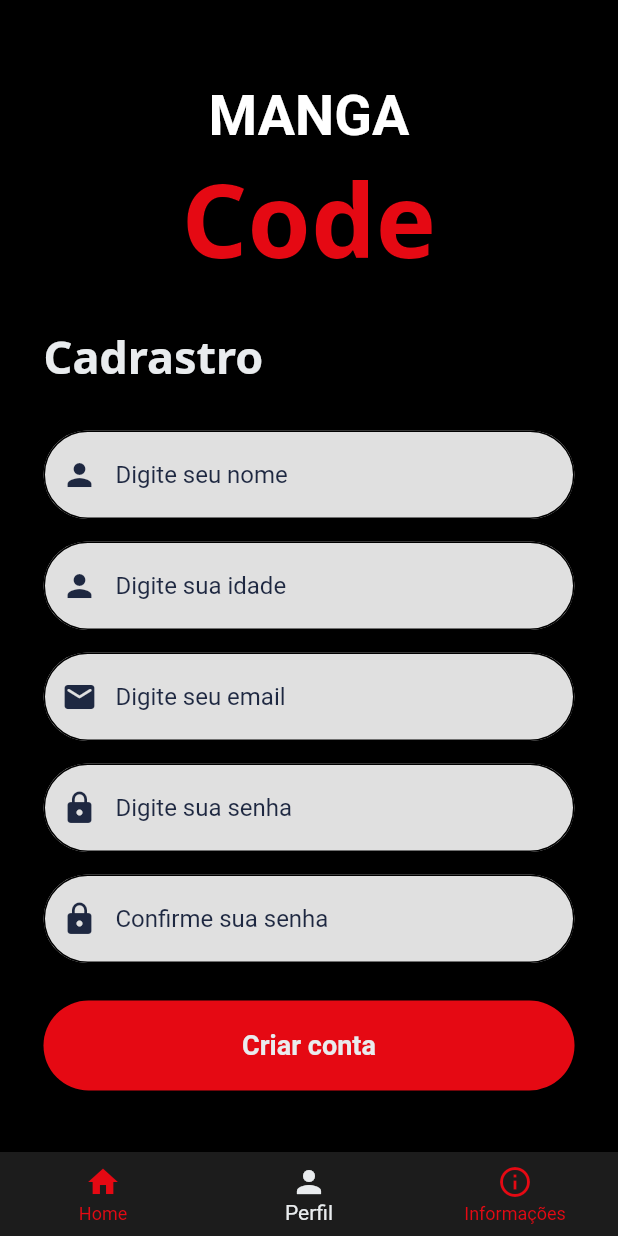
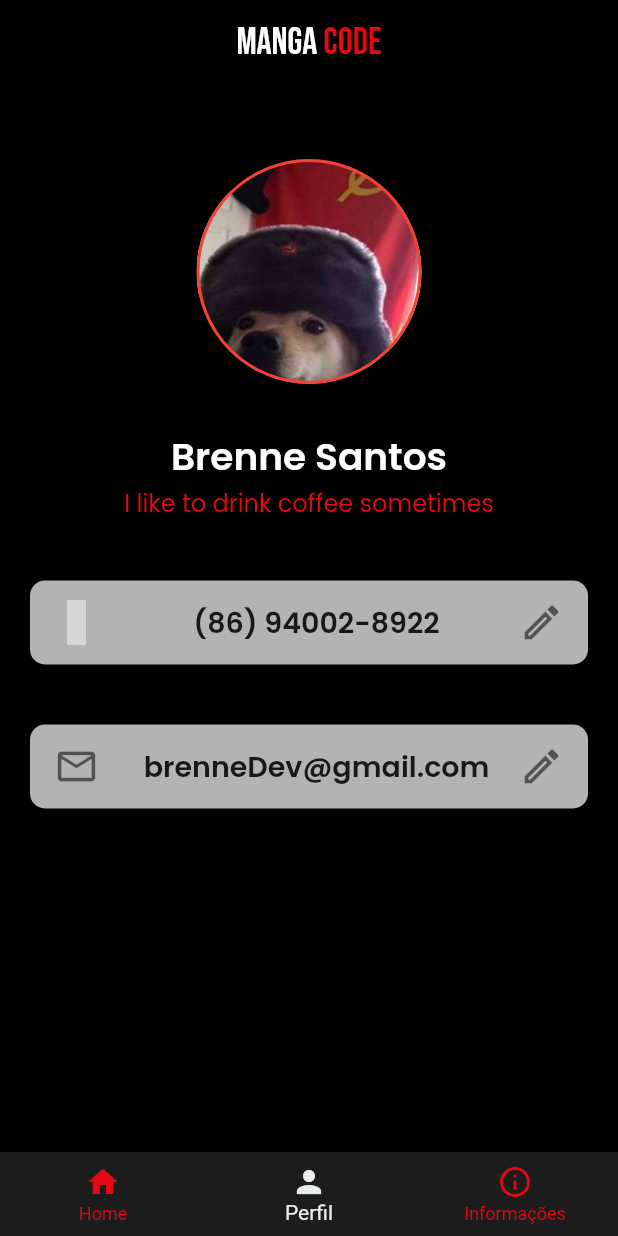
Before and after one commit to Manoel-Moura/Code-Manga, a Flutter app: the screen it shows after launch, swiped to page 2, on a phone screen of 412 x 824 dp. Run offline on Flutter 3.47's test engine with Material 2 defaults, Android fonts, the phone set to English and light mode, and no system bars; our stand-ins replace dio, google_fonts; network calls fail; statements that could not run were skipped; grey boxes are pictures that could not be loaded.

Commit message:
pagina de perfil completa

```diff
--- a/lib/screens/homePage.dart
+++ b/lib/screens/homePage.dart
@@ -1,7 +1,4 @@
 // ignore_for_file: file_names
-
-import 'dart:ui';
-
 import 'package:code_manga/API/repositoryList.dart';
 import 'package:code_manga/API/listaMangaApiModel.dart' as lmam;
 import 'package:code_manga/API/repositoryUnity.dart';
@@ -13,7 +10,6 @@ import 'package:code_manga/widgets/cabecalho.dart';
 import 'package:code_manga/widgets/destaque.dart';
 import 'dart:math';
 import 'package:code_manga/widgets/manga.dart';
-import 'package:flutter/cupertino.dart';
 import 'package:flutter/material.dart';
 
 import 'package:provider/provider.dart';
--- a/lib/screens/navHomePage.dart
+++ b/lib/screens/navHomePage.dart
@@ -4,6 +4,7 @@ import 'package:code_manga/consts/colors/colors.dart';
 import 'package:code_manga/screens/cadastroPage.dart';
 import 'package:code_manga/screens/homePage.dart';
 import 'package:code_manga/screens/loginPage.dart';
+import 'package:code_manga/screens/perfil.dart';
 import 'package:flutter/material.dart';
 
 class NavHome extends StatefulWidget {
@@ -32,7 +33,7 @@ class _NavHomeState extends State<NavHome> {
         controller: pageViewController,
         children: const [
           HomePage(),
-          Cadastro(),
+          PerfilPage(),
           LoginPage(),
         ],
       ),
--- /dev/null
+++ b/lib/screens/perfil.dart
@@ -0,0 +1,129 @@
+import 'package:code_manga/consts/colors/colors.dart';
+import 'package:code_manga/widgets/cabecalho.dart';
+import 'package:flutter/gestures.dart';
+import 'package:flutter/material.dart';
+import 'package:google_fonts/google_fonts.dart';
+
+class PerfilPage extends StatelessWidget {
+  const PerfilPage({Key? key}) : super(key: key);
+
+  @override
+  Widget build(BuildContext context) {
+    return Scaffold(
+      backgroundColor: kBackgroundColor,
+      appBar: AppBar(
+        backgroundColor: kBackgroundColor,
+        title: Cabecalho(),
+      ),
+      body: Column(
+        // mainAxisAlignment: MainAxisAlignment.center,
+        children: [
+          Container(
+              margin: const EdgeInsets.only(
+                bottom: 30,
+                top: 50,
+              ),
+              child: Container(
+                width: 150,
+                height: 150,
+                decoration: BoxDecoration(
+                  shape: BoxShape.circle,
+                  image: const DecorationImage(
+                    image: AssetImage('assets/images/doguinho.jpg'),
+                  ),
+                  border: Border.all(
+                    color: Colors.red,
+                    width: 2,
+                  ),
+                ),
+              )),
+          Text(
+            'Brenne Santos',
+            style: GoogleFonts.poppins(
+              textStyle: const TextStyle(
+                fontWeight: FontWeight.w600,
+                color: Colors.white,
+                fontSize: 25,
+              ),
+            ),
+          ),
+          Text(
+            'I like to drink coffee sometimes',
+            style: GoogleFonts.poppins(
+              textStyle: const TextStyle(
+                fontWeight: FontWeight.w400,
+                color: kprimaryColor,
+                fontSize: 16,
+              ),
+            ),
+          ),
+          Card(
+            margin: const EdgeInsets.only(
+              top: 40,
+              right: 20,
+              left: 20,
+              bottom: 20,
+            ),
+            shape: RoundedRectangleBorder(
+              borderRadius: BorderRadius.circular(10),
+            ),
+            elevation: 20,
+            color: Colors.white70,
+            child: ListTile(
+              leading: const Icon(
+                Icons.whatsapp_outlined,
+                color: Colors.black54,
+                size: 30,
+              ),
+              title: Text(
+                "(86) 94002-8922",
+                textAlign: TextAlign.center,
+                style: GoogleFonts.poppins(
+                  textStyle: const TextStyle(
+                      color: Colors.black87,
+                      fontSize: 19,
+                      fontWeight: FontWeight.w600),
+                ),
+              ),
+              trailing: const Icon(
+                Icons.mode_edit_outlined,
+                color: Colors.black54,
+                size: 30,
+              ),
+            ),
+          ),
+          Card(
+            margin: EdgeInsets.all(20),
+            shape: RoundedRectangleBorder(
+              borderRadius: BorderRadius.circular(10),
+            ),
+            elevation: 20,
+            color: Colors.white70,
+            child: ListTile(
+              leading: const Icon(
+                Icons.mail_outline,
+                color: Colors.black54,
+                size: 30,
+              ),
+              title: Text(
+                "brenneDev@gmail.com",
+                textAlign: TextAlign.center,
+                style: GoogleFonts.poppins(
+                  textStyle: const TextStyle(
+                      color: Colors.black87,
+                      fontSize: 19,
+                      fontWeight: FontWeight.w600),
+                ),
+              ),
+              trailing: const Icon(
+                Icons.mode_edit_outlined,
+                color: Colors.black54,
+                size: 30,
+              ),
+            ),
+          )
+        ],
+      ),
+    );
+  }
+}
--- a/lib/screens/resum.dart
+++ b/lib/screens/resum.dart
@@ -1,5 +1,3 @@
-import 'dart:ui';
-
 import 'package:code_manga/consts/colors/colors.dart';
 import 'package:code_manga/screens/navHomePage.dart';
 import 'package:code_manga/widgets/cabecalho.dart';
@@ -77,14 +75,17 @@ class Resume extends StatelessWidget {
                       crossAxisAlignment: CrossAxisAlignment.start,
                       mainAxisAlignment: MainAxisAlignment.spaceAround,
                       children: [
-                        Row(
-                          children: [
+                        Column(children: [
                           Container(
                             margin: const EdgeInsets.only(
                               bottom: 16,
                             ),
                             child: Text(
-                                title,
+                              title.substring(
+                                  0, title.length <= 12 ? null : 12),
+                              maxLines: 1,
+                              softWrap: false,
+                              overflow: TextOverflow.fade,
                               textAlign: TextAlign.justify,
                               style: GoogleFonts.poppins(
                                 textStyle: const TextStyle(
@@ -94,9 +95,8 @@ class Resume extends StatelessWidget {
                                 ),
                               ),
                             ),
-                            ),
-                          ],
-                        ),
+                          )
+                        ]),
                         Container(
                           margin: const EdgeInsets.only(
                             bottom: 11,
```
Also changed, not shown: pubspec.yaml (+4 -4 lines), assets/images/doguinho.jpg (added), pubspec.lock, 2 other files. Lines whose indentation alone changed are shown as unchanged.
